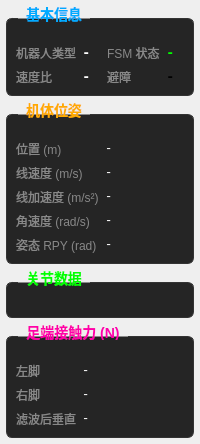
tortoies018/dobot_quad_sdk_test, file high_level_monitor/ui/data_panel.ui: the form before one commit.
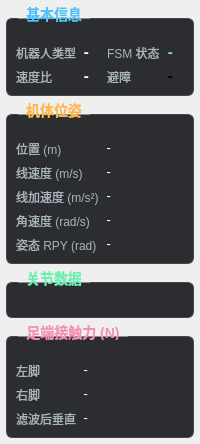
The form after the commit.

```diff
--- a/high_level_monitor/ui/data_panel.ui
+++ b/high_level_monitor/ui/data_panel.ui
@@ -26,16 +26,16 @@
       <string>基本信息</string>
      </property>
      <property name="styleSheet">
-      <string notr="true">QGroupBox { font: bold 14px; color: #0af; border: 1px solid #333; border-radius: 6px; margin-top: 12px; padding-top: 16px; background: #252525; } QGroupBox::title { subcontrol-origin: margin; left: 12px; padding: 0 6px; }</string>
+      <string notr="true">QGroupBox { font: bold 14px; color: #4fc3f7; border: 1px solid #42464c; border-radius: 6px; margin-top: 12px; padding-top: 16px; background: #2b2d31; } QGroupBox::title { subcontrol-origin: margin; left: 12px; padding: 0 6px; }</string>
      </property>
      <layout class="QGridLayout" name="infoGrid">
-      <item row="0" column="0"><widget class="QLabel" name="lblRobotTypeTitle"><property name="text"><string>机器人类型</string></property><property name="styleSheet"><string notr="true">color: #888; font: 12px;</string></property></widget></item>
+      <item row="0" column="0"><widget class="QLabel" name="lblRobotTypeTitle"><property name="text"><string>机器人类型</string></property><property name="styleSheet"><string notr="true">color: #a8b3bc; font: 12px;</string></property></widget></item>
       <item row="0" column="1"><widget class="QLabel" name="valRobotType"><property name="text"><string>-</string></property><property name="styleSheet"><string notr="true">color: #fff; font: bold 14px; font-family: monospace;</string></property></widget></item>
-      <item row="0" column="2"><widget class="QLabel" name="lblFSMTitle"><property name="text"><string>FSM 状态</string></property><property name="styleSheet"><string notr="true">color: #888; font: 12px;</string></property></widget></item>
-      <item row="0" column="3"><widget class="QLabel" name="valFSM"><property name="text"><string>-</string></property><property name="styleSheet"><string notr="true">color: #0f0; font: bold 14px; font-family: monospace;</string></property></widget></item>
-      <item row="1" column="0"><widget class="QLabel" name="lblSpeedTitle"><property name="text"><string>速度比</string></property><property name="styleSheet"><string notr="true">color: #888; font: 12px;</string></property></widget></item>
+      <item row="0" column="2"><widget class="QLabel" name="lblFSMTitle"><property name="text"><string>FSM 状态</string></property><property name="styleSheet"><string notr="true">color: #a8b3bc; font: 12px;</string></property></widget></item>
+      <item row="0" column="3"><widget class="QLabel" name="valFSM"><property name="text"><string>-</string></property><property name="styleSheet"><string notr="true">color: #69f0ae; font: bold 14px; font-family: monospace;</string></property></widget></item>
+      <item row="1" column="0"><widget class="QLabel" name="lblSpeedTitle"><property name="text"><string>速度比</string></property><property name="styleSheet"><string notr="true">color: #a8b3bc; font: 12px;</string></property></widget></item>
       <item row="1" column="1"><widget class="QLabel" name="valSpeed"><property name="text"><string>-</string></property><property name="styleSheet"><string notr="true">color: #fff; font: bold 14px; font-family: monospace;</string></property></widget></item>
-      <item row="1" column="2"><widget class="QLabel" name="lblAvoidTitle"><property name="text"><string>避障</string></property><property name="styleSheet"><string notr="true">color: #888; font: 12px;</string></property></widget></item>
+      <item row="1" column="2"><widget class="QLabel" name="lblAvoidTitle"><property name="text"><string>避障</string></property><property name="styleSheet"><string notr="true">color: #a8b3bc; font: 12px;</string></property></widget></item>
       <item row="1" column="3"><widget class="QLabel" name="valAvoid"><property name="text"><string>-</string></property><property name="styleSheet"><string notr="true">font: bold 14px; font-family: monospace;</string></property></widget></item>
      </layout>
     </widget>
@@ -48,18 +48,18 @@
       <string>机体位姿</string>
      </property>
      <property name="styleSheet">
-      <string notr="true">QGroupBox { font: bold 14px; color: #fa0; border: 1px solid #333; border-radius: 6px; margin-top: 12px; padding-top: 16px; background: #252525; } QGroupBox::title { subcontrol-origin: margin; left: 12px; padding: 0 6px; }</string>
+      <string notr="true">QGroupBox { font: bold 14px; color: #ffb74d; border: 1px solid #42464c; border-radius: 6px; margin-top: 12px; padding-top: 16px; background: #2b2d31; } QGroupBox::title { subcontrol-origin: margin; left: 12px; padding: 0 6px; }</string>
      </property>
      <layout class="QGridLayout" name="poseGrid">
-      <item row="0" column="0"><widget class="QLabel" name="lblPosTitle"><property name="text"><string>位置 (m)</string></property><property name="styleSheet"><string notr="true">color: #888; font: 12px;</string></property></widget></item>
+      <item row="0" column="0"><widget class="QLabel" name="lblPosTitle"><property name="text"><string>位置 (m)</string></property><property name="styleSheet"><string notr="true">color: #a8b3bc; font: 12px;</string></property></widget></item>
       <item row="0" column="1"><widget class="QLabel" name="valPos"><property name="text"><string>-</string></property><property name="styleSheet"><string notr="true">color: #fff; font: 12px monospace;</string></property></widget></item>
-      <item row="1" column="0"><widget class="QLabel" name="lblVelTitle"><property name="text"><string>线速度 (m/s)</string></property><property name="styleSheet"><string notr="true">color: #888; font: 12px;</string></property></widget></item>
+      <item row="1" column="0"><widget class="QLabel" name="lblVelTitle"><property name="text"><string>线速度 (m/s)</string></property><property name="styleSheet"><string notr="true">color: #a8b3bc; font: 12px;</string></property></widget></item>
       <item row="1" column="1"><widget class="QLabel" name="valVel"><property name="text"><string>-</string></property><property name="styleSheet"><string notr="true">color: #fff; font: 12px monospace;</string></property></widget></item>
-      <item row="2" column="0"><widget class="QLabel" name="lblAccelTitle"><property name="text"><string>线加速度 (m/s²)</string></property><property name="styleSheet"><string notr="true">color: #888; font: 12px;</string></property></widget></item>
+      <item row="2" column="0"><widget class="QLabel" name="lblAccelTitle"><property name="text"><string>线加速度 (m/s²)</string></property><property name="styleSheet"><string notr="true">color: #a8b3bc; font: 12px;</string></property></widget></item>
       <item row="2" column="1"><widget class="QLabel" name="valAccel"><property name="text"><string>-</string></property><property name="styleSheet"><string notr="true">color: #fff; font: 12px monospace;</string></property></widget></item>
-      <item row="3" column="0"><widget class="QLabel" name="lblOmegaTitle"><property name="text"><string>角速度 (rad/s)</string></property><property name="styleSheet"><string notr="true">color: #888; font: 12px;</string></property></widget></item>
+      <item row="3" column="0"><widget class="QLabel" name="lblOmegaTitle"><property name="text"><string>角速度 (rad/s)</string></property><property name="styleSheet"><string notr="true">color: #a8b3bc; font: 12px;</string></property></widget></item>
       <item row="3" column="1"><widget class="QLabel" name="valOmega"><property name="text"><string>-</string></property><property name="styleSheet"><string notr="true">color: #fff; font: 12px monospace;</string></property></widget></item>
-      <item row="4" column="0"><widget class="QLabel" name="lblRPYTitle"><property name="text"><string>姿态 RPY (rad)</string></property><property name="styleSheet"><string notr="true">color: #888; font: 12px;</string></property></widget></item>
+      <item row="4" column="0"><widget class="QLabel" name="lblRPYTitle"><property name="text"><string>姿态 RPY (rad)</string></property><property name="styleSheet"><string notr="true">color: #a8b3bc; font: 12px;</string></property></widget></item>
       <item row="4" column="1"><widget class="QLabel" name="valRPY"><property name="text"><string>-</string></property><property name="styleSheet"><string notr="true">color: #fff; font: 12px monospace;</string></property></widget></item>
      </layout>
     </widget>
@@ -72,7 +72,7 @@
       <string>关节数据</string>
      </property>
      <property name="styleSheet">
-      <string notr="true">QGroupBox { font: bold 14px; color: #0f0; border: 1px solid #333; border-radius: 6px; margin-top: 12px; padding-top: 16px; background: #252525; } QGroupBox::title { subcontrol-origin: margin; left: 12px; padding: 0 6px; }</string>
+      <string notr="true">QGroupBox { font: bold 14px; color: #69f0ae; border: 1px solid #42464c; border-radius: 6px; margin-top: 12px; padding-top: 16px; background: #2b2d31; } QGroupBox::title { subcontrol-origin: margin; left: 12px; padding: 0 6px; }</string>
      </property>
      <layout class="QVBoxLayout" name="jointListLayout"/>
     </widget>
@@ -85,14 +85,14 @@
       <string>足端接触力 (N)</string>
      </property>
      <property name="styleSheet">
-      <string notr="true">QGroupBox { font: bold 14px; color: #f0a; border: 1px solid #333; border-radius: 6px; margin-top: 12px; padding-top: 16px; background: #252525; } QGroupBox::title { subcontrol-origin: margin; left: 12px; padding: 0 6px; }</string>
+      <string notr="true">QGroupBox { font: bold 14px; color: #f48fb1; border: 1px solid #42464c; border-radius: 6px; margin-top: 12px; padding-top: 16px; background: #2b2d31; } QGroupBox::title { subcontrol-origin: margin; left: 12px; padding: 0 6px; }</string>
      </property>
      <layout class="QFormLayout" name="grfLayout">
-      <item row="0" column="0"><widget class="QLabel" name="lblGRFLeft"><property name="text"><string>左脚</string></property><property name="styleSheet"><string notr="true">color: #888; font: 12px;</string></property></widget></item>
+      <item row="0" column="0"><widget class="QLabel" name="lblGRFLeft"><property name="text"><string>左脚</string></property><property name="styleSheet"><string notr="true">color: #a8b3bc; font: 12px;</string></property></widget></item>
       <item row="0" column="1"><widget class="QLabel" name="valGRFLeft"><property name="text"><string>-</string></property><property name="styleSheet"><string notr="true">color: #fff; font: 12px monospace;</string></property></widget></item>
-      <item row="1" column="0"><widget class="QLabel" name="lblGRFRight"><property name="text"><string>右脚</string></property><property name="styleSheet"><string notr="true">color: #888; font: 12px;</string></property></widget></item>
+      <item row="1" column="0"><widget class="QLabel" name="lblGRFRight"><property name="text"><string>右脚</string></property><property name="styleSheet"><string notr="true">color: #a8b3bc; font: 12px;</string></property></widget></item>
       <item row="1" column="1"><widget class="QLabel" name="valGRFRight"><property name="text"><string>-</string></property><property name="styleSheet"><string notr="true">color: #fff; font: 12px monospace;</string></property></widget></item>
-      <item row="2" column="0"><widget class="QLabel" name="lblGRFFiltered"><property name="text"><string>滤波后垂直</string></property><property name="styleSheet"><string notr="true">color: #888; font: 12px;</string></property></widget></item>
+      <item row="2" column="0"><widget class="QLabel" name="lblGRFFiltered"><property name="text"><string>滤波后垂直</string></property><property name="styleSheet"><string notr="true">color: #a8b3bc; font: 12px;</string></property></widget></item>
       <item row="2" column="1"><widget class="QLabel" name="valGRFFiltered"><property name="text"><string>-</string></property><property name="styleSheet"><string notr="true">color: #fff; font: 12px monospace;</string></property></widget></item>
      </layout>
     </widget>
```
